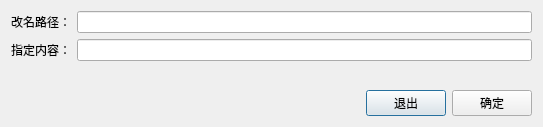
First picture: the form in renamedialog.ui, repository orz-ai/transcoder, before the edit.
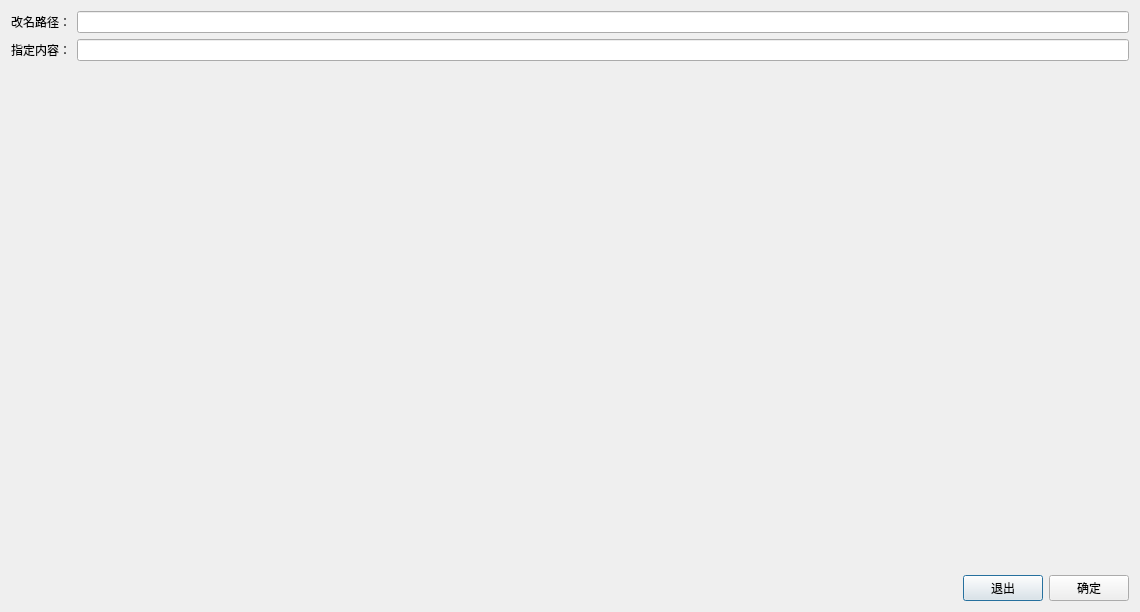
Second picture: the form after the edit.

```diff
--- a/renamedialog.ui
+++ b/renamedialog.ui
@@ -6,8 +6,8 @@
    <rect>
     <x>0</x>
     <y>0</y>
-    <width>543</width>
-    <height>127</height>
+    <width>1140</width>
+    <height>612</height>
    </rect>
   </property>
   <property name="windowTitle">
```
